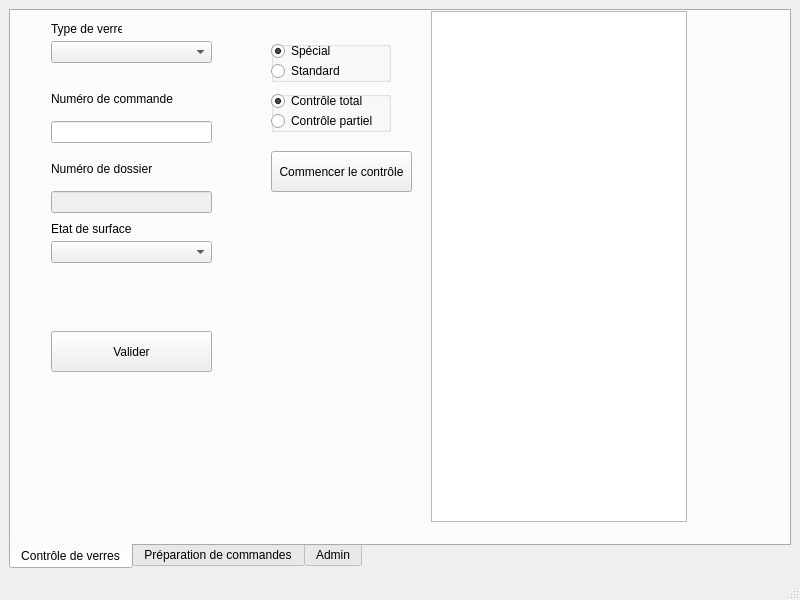
Before: the Qt Designer form mainwindow.ui in bsellier/lpc, drawn with Qt 5.
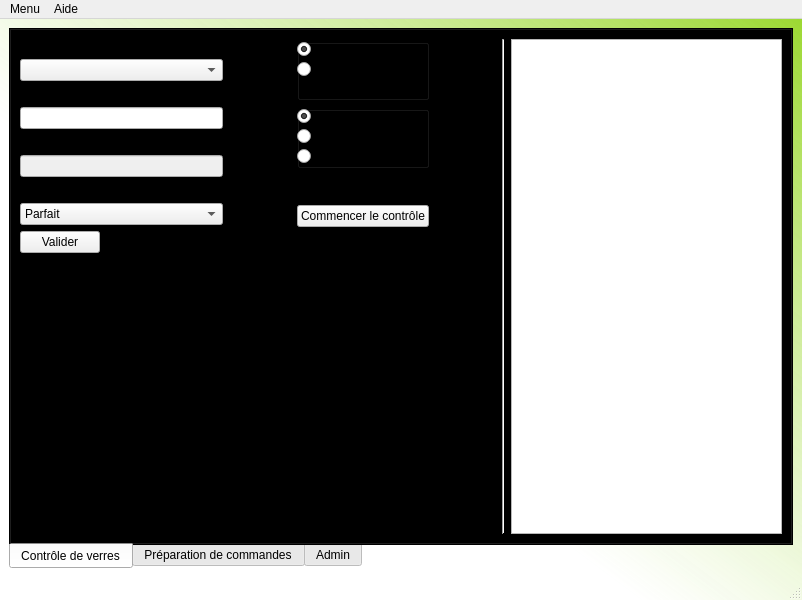
After: the same form once the commit is applied. The open tabs and pages were chosen to show the change.

What changed in the file:
```diff
--- a/mainwindow.ui
+++ b/mainwindow.ui
@@ -6,7 +6,7 @@
    <rect>
     <x>0</x>
     <y>0</y>
-    <width>800</width>
+    <width>802</width>
     <height>600</height>
    </rect>
   </property>
@@ -19,10 +19,22 @@
   <property name="windowTitle">
    <string>LPC</string>
   </property>
+  <property name="styleSheet">
+   <string notr="true">QMainWindow {background-color :qlineargradient(spread:repeat, x1:1, y1:0, x2:0, y2:1, stop:0.00473934 rgba(132, 207, 0, 148), stop:0.601896 rgba(255, 255, 255, 255))}</string>
+  </property>
   <widget class="QWidget" name="centralwidget">
+   <property name="styleSheet">
+    <string notr="true"/>
+   </property>
    <layout class="QGridLayout" name="gridLayout">
     <item row="0" column="0">
      <widget class="QTabWidget" name="tabWidget">
+      <property name="autoFillBackground">
+       <bool>true</bool>
+      </property>
+      <property name="styleSheet">
+       <string notr="true">QTabWidget{background:  qlineargradient(spread:repeat, x1:1, y1:0, x2:0, y2:1, stop:0.00473934 rgba(132, 207, 0, 148), stop:0.601896 rgba(255, 255, 255, 255))}</string>
+      </property>
       <property name="tabPosition">
        <enum>QTabWidget::South</enum>
       </property>
@@ -33,103 +45,150 @@
        <attribute name="title">
         <string>Contrôle de verres</string>
        </attribute>
-       <widget class="QPushButton" name="cmdControler">
-        <property name="geometry">
-         <rect>
-          <x>260</x>
-          <y>140</y>
-          <width>141</width>
-          <height>41</height>
-         </rect>
-        </property>
-        <property name="text">
-         <string>Commencer le contrôle</string>
-        </property>
-        <property name="checkable">
-         <bool>false</bool>
-        </property>
-       </widget>
-       <widget class="QComboBox" name="typeVerre">
-        <property name="geometry">
-         <rect>
-          <x>40</x>
-          <y>30</y>
-          <width>161</width>
-          <height>22</height>
-         </rect>
-        </property>
-       </widget>
+       <layout class="QVBoxLayout" name="verticalLayout_2">
+        <item>
+         <layout class="QHBoxLayout" name="horizontalLayout_17" stretch="3,1,1,1,1,4">
+          <item>
+           <layout class="QVBoxLayout" name="verticalLayout_8">
+            <item>
        <widget class="QLabel" name="label">
-        <property name="geometry">
-         <rect>
-          <x>40</x>
-          <y>10</y>
-          <width>71</width>
-          <height>16</height>
-         </rect>
-        </property>
         <property name="text">
          <string>Type de verre</string>
         </property>
        </widget>
+            </item>
+            <item>
+             <widget class="QComboBox" name="typeVerre"/>
+            </item>
+            <item>
        <widget class="QLabel" name="label_2">
-        <property name="geometry">
-         <rect>
-          <x>40</x>
-          <y>80</y>
-          <width>161</width>
-          <height>16</height>
-         </rect>
-        </property>
         <property name="text">
          <string>Numéro de commande</string>
         </property>
        </widget>
+            </item>
+            <item>
+             <widget class="QLineEdit" name="txtNumCommande"/>
+            </item>
+            <item>
        <widget class="QLabel" name="label_3">
-        <property name="geometry">
-         <rect>
-          <x>40</x>
-          <y>150</y>
-          <width>161</width>
-          <height>16</height>
-         </rect>
-        </property>
         <property name="text">
          <string>Numéro de dossier</string>
         </property>
        </widget>
-       <widget class="QComboBox" name="etatSurface">
-        <property name="geometry">
-         <rect>
-          <x>40</x>
-          <y>230</y>
-          <width>161</width>
-          <height>22</height>
-         </rect>
-        </property>
-       </widget>
+            </item>
+            <item>
+             <widget class="QLineEdit" name="txtNumDossier">
+              <property name="enabled">
+               <bool>false</bool>
+              </property>
+             </widget>
+            </item>
+            <item>
        <widget class="QLabel" name="label_6">
-        <property name="geometry">
-         <rect>
-          <x>40</x>
-          <y>210</y>
-          <width>111</width>
-          <height>16</height>
-         </rect>
-        </property>
         <property name="text">
          <string>Etat de surface</string>
         </property>
        </widget>
+            </item>
+            <item>
+             <widget class="QComboBox" name="etatSurface">
+              <item>
+               <property name="text">
+                <string>Parfait</string>
+               </property>
+              </item>
+              <item>
+               <property name="text">
+                <string>Rayures ratrapables</string>
+               </property>
+              </item>
+              <item>
+               <property name="text">
+                <string>Rayures non rattrapables</string>
+               </property>
+              </item>
+              <item>
+               <property name="text">
+                <string>Aiguille</string>
+               </property>
+              </item>
+              <item>
+               <property name="text">
+                <string>Impact</string>
+               </property>
+              </item>
+              <item>
+               <property name="text">
+                <string>Inclusion</string>
+               </property>
+              </item>
+              <item>
+               <property name="text">
+                <string>Gondolement</string>
+               </property>
+              </item>
+             </widget>
+            </item>
+            <item>
+             <layout class="QHBoxLayout" name="horizontalLayout_18">
+              <item>
+               <widget class="QPushButton" name="cmdValiderVerre">
+                <property name="text">
+                 <string>Valider</string>
+                </property>
+                <property name="checkable">
+                 <bool>false</bool>
+                </property>
+               </widget>
+              </item>
+              <item>
+               <spacer name="horizontalSpacer_20">
+                <property name="orientation">
+                 <enum>Qt::Horizontal</enum>
+                </property>
+                <property name="sizeHint" stdset="0">
+                 <size>
+                  <width>40</width>
+                  <height>20</height>
+                 </size>
+                </property>
+               </spacer>
+              </item>
+             </layout>
+            </item>
+            <item>
+             <spacer name="verticalSpacer_10">
+              <property name="orientation">
+               <enum>Qt::Vertical</enum>
+              </property>
+              <property name="sizeHint" stdset="0">
+               <size>
+                <width>20</width>
+                <height>40</height>
+               </size>
+              </property>
+             </spacer>
+            </item>
+           </layout>
+          </item>
+          <item>
+           <spacer name="horizontalSpacer_21">
+            <property name="orientation">
+             <enum>Qt::Horizontal</enum>
+            </property>
+            <property name="sizeHint" stdset="0">
+             <size>
+              <width>40</width>
+              <height>20</height>
+             </size>
+            </property>
+           </spacer>
+          </item>
+          <item>
+           <layout class="QVBoxLayout" name="verticalLayout_9" stretch="2,2,1,1,10">
+            <item>
        <widget class="QGroupBox" name="SpeStand">
-        <property name="geometry">
-         <rect>
-          <x>260</x>
-          <y>30</y>
-          <width>120</width>
-          <height>41</height>
-         </rect>
-        </property>
         <property name="title">
          <string/>
         </property>
@@ -166,15 +225,9 @@
          </property>
         </widget>
        </widget>
+            </item>
+            <item>
        <widget class="QGroupBox" name="SpeStand_2">
-        <property name="geometry">
-         <rect>
-          <x>260</x>
-          <y>80</y>
-          <width>120</width>
-          <height>41</height>
-         </rect>
-        </property>
         <property name="title">
          <string/>
         </property>
@@ -210,67 +263,102 @@
           <bool>true</bool>
          </property>
         </widget>
-       </widget>
-       <widget class="QGraphicsView" name="graphicsView">
+              <widget class="QRadioButton" name="radioButton_5">
         <property name="geometry">
          <rect>
-          <x>420</x>
-          <y>0</y>
-          <width>256</width>
-          <height>511</height>
-         </rect>
-        </property>
-       </widget>
-       <widget class="QPushButton" name="cmdValiderVerre">
-        <property name="geometry">
-         <rect>
-          <x>40</x>
-          <y>320</y>
-          <width>161</width>
-          <height>41</height>
-         </rect>
-        </property>
+                 <x>0</x>
+                 <y>40</y>
+                 <width>111</width>
+                 <height>20</height>
+                </rect>
+               </property>
+               <property name="text">
+                <string>Pas de contrôle</string>
+               </property>
+              </widget>
+             </widget>
+            </item>
+            <item>
+             <spacer name="verticalSpacer_9">
+              <property name="orientation">
+               <enum>Qt::Vertical</enum>
+              </property>
+              <property name="sizeHint" stdset="0">
+               <size>
+                <width>20</width>
+                <height>40</height>
+               </size>
+              </property>
+             </spacer>
+            </item>
+            <item>
+             <layout class="QHBoxLayout" name="horizontalLayout_16">
+              <item>
+               <widget class="QPushButton" name="cmdControler">
         <property name="text">
-         <string>Valider</string>
+                 <string>Commencer le contrôle</string>
         </property>
         <property name="checkable">
          <bool>false</bool>
         </property>
        </widget>
-       <widget class="QLineEdit" name="txtNumCommande">
-        <property name="geometry">
-         <rect>
-          <x>40</x>
-          <y>110</y>
-          <width>161</width>
-          <height>22</height>
-         </rect>
-        </property>
-       </widget>
-       <widget class="QLineEdit" name="txtNumDossier">
-        <property name="enabled">
-         <bool>false</bool>
-        </property>
-        <property name="geometry">
-         <rect>
-          <x>40</x>
-          <y>180</y>
-          <width>161</width>
-          <height>22</height>
-         </rect>
-        </property>
-       </widget>
-       <widget class="QWidget" name="horizontalLayoutWidget_10">
-        <property name="geometry">
-         <rect>
-          <x>130</x>
-          <y>400</y>
-          <width>160</width>
-          <height>80</height>
-         </rect>
-        </property>
-        <layout class="QHBoxLayout" name="horizontalLayout_16"/>
-       </widget>
+              </item>
+              <item>
+               <spacer name="horizontalSpacer_18">
+                <property name="orientation">
+                 <enum>Qt::Horizontal</enum>
+                </property>
+                <property name="sizeHint" stdset="0">
+                 <size>
+                  <width>40</width>
+                  <height>20</height>
+                 </size>
+                </property>
+               </spacer>
+              </item>
+             </layout>
+            </item>
+            <item>
+             <spacer name="verticalSpacer_8">
+              <property name="orientation">
+               <enum>Qt::Vertical</enum>
+              </property>
+              <property name="sizeHint" stdset="0">
+               <size>
+                <width>20</width>
+                <height>40</height>
+               </size>
+              </property>
+             </spacer>
+            </item>
+           </layout>
+          </item>
+          <item>
+           <spacer name="horizontalSpacer_19">
+            <property name="orientation">
+             <enum>Qt::Horizontal</enum>
+            </property>
+            <property name="sizeHint" stdset="0">
+             <size>
+              <width>40</width>
+              <height>20</height>
+             </size>
+            </property>
+           </spacer>
+          </item>
+          <item>
+           <widget class="Line" name="line_4">
+            <property name="orientation">
+             <enum>Qt::Vertical</enum>
+            </property>
+           </widget>
+          </item>
+          <item>
+           <widget class="QGraphicsView" name="graphicsView"/>
+          </item>
+         </layout>
+        </item>
+       </layout>
       </widget>
       <widget class="QWidget" name="tbPreparation">
        <attribute name="title">
@@ -964,10 +1052,25 @@
     <rect>
      <x>0</x>
      <y>0</y>
-     <width>800</width>
+     <width>802</width>
      <height>22</height>
     </rect>
    </property>
+   <widget class="QMenu" name="menuMenu">
+    <property name="title">
+     <string>Menu</string>
+    </property>
+    <addaction name="actionChanger_mot_de_passe"/>
+    <addaction name="actionDeconnexion"/>
+    <addaction name="actionQuitter"/>
+   </widget>
+   <widget class="QMenu" name="menuAide">
+    <property name="title">
+     <string>Aide</string>
+    </property>
+   </widget>
+   <addaction name="menuMenu"/>
+   <addaction name="menuAide"/>
   </widget>
   <widget class="QStatusBar" name="statusbar"/>
  </widget>
```
Left out of the diff: 240 changed lines with no effect on the pictures. Lines whose indentation alone changed are shown as unchanged.
